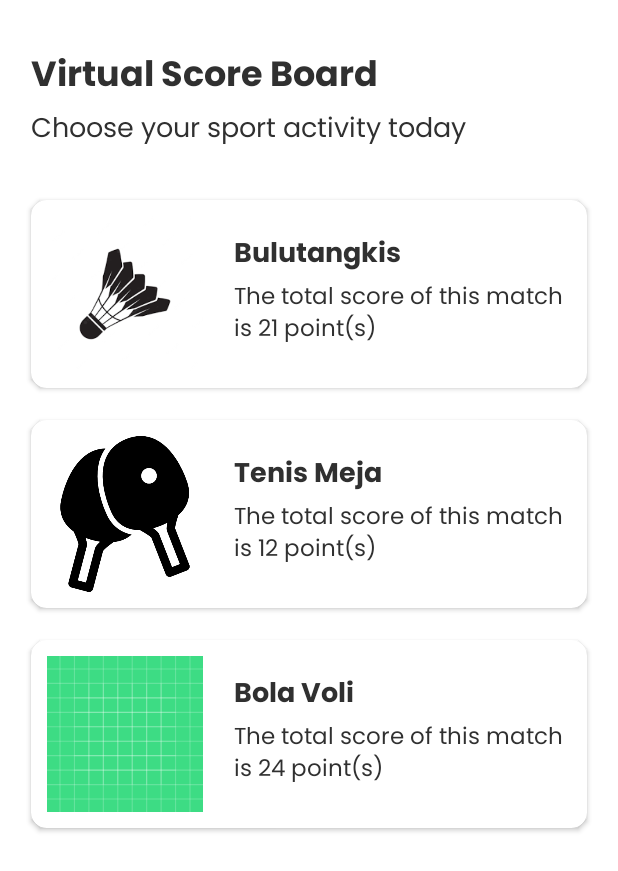
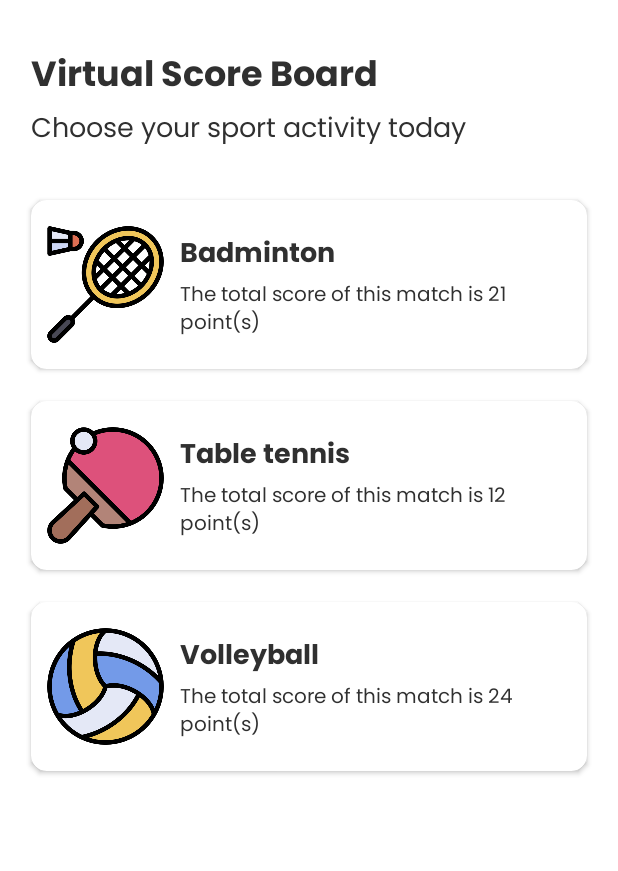
Before and after one commit to himawanmasyaid/score-board-android, an Android app: the screen it shows after launch (MainActivity), on a phone screen of 412 x 824 dp. Shown: the top 871 px of the screen. Run offline under Robolectric (Android 15) with nearby library versions, the phone set to English and light mode, and no system bars; our stand-ins replace sdp/ssp sizes.

Commit message:
change icon sport, sport multi language

```diff
--- a/app/src/main/java/com/himawanmasyaid/scoreboardandroid/model/SportModel.kt
+++ b/app/src/main/java/com/himawanmasyaid/scoreboardandroid/model/SportModel.kt
@@ -1,5 +1,6 @@
 package com.himawanmasyaid.scoreboardandroid.model
 
+import android.content.Context
 import com.himawanmasyaid.scoreboardandroid.R
 
 class SportModel(
@@ -11,34 +12,34 @@ class SportModel(
     val total_time_duration: Long = 0, // 2000 : 2 second (time millisecond)
 )
 
-fun getSportListData(): List<SportModel> {
+fun getSportListData(context: Context): List<SportModel> {
 
     return listOf(
         SportModel(
             id = 1,
-            name = "Bulutangkis",
+            name = context.getString(R.string.badminton),
             total_score = 21,
             image = R.drawable.ic_badminton
         ),
         SportModel(
             id = 2,
-            name = "Tenis Meja",
+            name = context.getString(R.string.table_tennis),
             total_score = 12,
-            image = R.drawable.ic_table_tennis
+            image = R.drawable.ic_tenis_table
         ),
         SportModel(
             id = 3,
-            name = "Bola Voli",
+            name = context.getString(R.string.volleyball),
             total_score = 24,
-            image = R.drawable.ic_launcher_background
+            image = R.drawable.ic_volleyball
         ),
     )
 
 }
 
-fun getSportDetail(id: Int) : SportModel?{
+fun getSportDetail( context: Context, id: Int) : SportModel?{
     return try {
-        getSportListData().find { it.id == id }
+        getSportListData(context).find { it.id == id }
     } catch (error: Exception) {
         null
     }
--- a/app/src/main/java/com/himawanmasyaid/scoreboardandroid/ui/main/MainActivity.kt
+++ b/app/src/main/java/com/himawanmasyaid/scoreboardandroid/ui/main/MainActivity.kt
@@ -30,7 +30,7 @@ class MainActivity : BaseActivity() {
 
         initView()
         startObserve()
-        viewModel.getSports()
+        viewModel.getSports(this)
 
     }
 
@@ -49,9 +49,9 @@ class MainActivity : BaseActivity() {
     private fun startObserve() {
 
         viewModel.sportState.observe(this) {
-            setLog("total data : ${it.size}")
             adapter.insertAll(it)
         }
+
     }
 
     private fun onDirectScoreBoard(sport: SportModel) {
@@ -60,8 +60,4 @@ class MainActivity : BaseActivity() {
         startActivity(intent)
     }
 
-    private fun setLog(msg: String) {
-        Log.e("main", msg)
-    }
-
 }
--- a/app/src/main/java/com/himawanmasyaid/scoreboardandroid/ui/main/MainViewModel.kt
+++ b/app/src/main/java/com/himawanmasyaid/scoreboardandroid/ui/main/MainViewModel.kt
@@ -1,5 +1,6 @@
 package com.himawanmasyaid.scoreboardandroid.ui.main
 
+import android.content.Context
 import androidx.lifecycle.MutableLiveData
 import androidx.lifecycle.ViewModel
 import androidx.lifecycle.viewModelScope
@@ -11,9 +12,9 @@ class MainViewModel(): ViewModel() {
 
     val sportState = MutableLiveData<List<SportModel>>()
 
-    fun getSports() {
+    fun getSports(context: Context) {
         viewModelScope.launch {
-            val response = getSportListData()
+            val response = getSportListData(context)
             sportState.postValue(response)
         }
     }
--- a/app/src/main/java/com/himawanmasyaid/scoreboardandroid/ui/score/ScoreBoardActivity.kt
+++ b/app/src/main/java/com/himawanmasyaid/scoreboardandroid/ui/score/ScoreBoardActivity.kt
@@ -38,7 +38,7 @@ class ScoreBoardActivity : AppCompatActivity() {
         initView()
         initListener()
         startObserve()
-        viewModel.getScoreBoardBySportId(sportId)
+        viewModel.getScoreBoardBySportId(this, sportId)
 
     }
 
--- a/app/src/main/java/com/himawanmasyaid/scoreboardandroid/ui/score/ScoreBoardViewModel.kt
+++ b/app/src/main/java/com/himawanmasyaid/scoreboardandroid/ui/score/ScoreBoardViewModel.kt
@@ -1,5 +1,6 @@
 package com.himawanmasyaid.scoreboardandroid.ui.score
 
+import android.content.Context
 import androidx.lifecycle.MutableLiveData
 import androidx.lifecycle.ViewModel
 import androidx.lifecycle.viewModelScope
@@ -13,12 +14,12 @@ class ScoreBoardViewModel() : ViewModel() {
 
     val scoreBoardState = MutableLiveData<ViewState<ScoreBoardModel>>()
 
-    fun getScoreBoardBySportId(id: Int) {
+    fun getScoreBoardBySportId(context: Context, id: Int) {
 
         viewModelScope.launch {
             scoreBoardState.postValue(ViewState.Loading())
             try {
-                val sport = getSportDetail(id)
+                val sport = getSportDetail(context, id)
 
                 if (sport == null) {
                     scoreBoardState.postValue(ViewState.Error(null))
--- a/app/src/main/res/layout/item_sports.xml
+++ b/app/src/main/res/layout/item_sports.xml
@@ -20,31 +20,42 @@
             android:padding="@dimen/_8sdp"
             >
 
-            <ImageView
-                android:id="@+id/ivIcon"
-                android:layout_width="@dimen/_80sdp"
-                android:layout_height="@dimen/_80sdp"
+            <RelativeLayout
+                android:id="@+id/iconLayout"
+                android:layout_width="@dimen/_60sdp"
+                android:layout_height="@dimen/_70sdp"
                 android:layout_alignParentStart="true"
-                android:src="@mipmap/ic_launcher" />
+                android:layout_centerVertical="true"
+                >
+
+                <ImageView
+                    android:id="@+id/ivIcon"
+                    android:layout_width="wrap_content"
+                    android:layout_height="wrap_content"
+                    android:layout_centerVertical="true"
+                    android:src="@mipmap/ic_launcher"
+                    />
+
+            </RelativeLayout>
 
             <TextView
                 android:id="@+id/tvSportName"
                 style="@style/textH3"
                 android:layout_width="match_parent"
                 android:layout_height="wrap_content"
-                android:layout_marginStart="@dimen/_16sdp"
+                android:layout_marginStart="@dimen/_8sdp"
                 android:layout_marginTop="@dimen/_8sdp"
-                android:layout_toEndOf="@+id/ivIcon"
+                android:layout_toEndOf="@+id/iconLayout"
                 android:text="@string/badminton" />
 
             <TextView
                 android:id="@+id/tvSportDesc"
-                style="@style/textBody3"
+                style="@style/textBody4"
                 android:layout_width="match_parent"
                 android:layout_height="wrap_content"
                 android:layout_below="@id/tvSportName"
-                android:layout_marginStart="@dimen/_16sdp"
-                android:layout_toEndOf="@+id/ivIcon"
+                android:layout_marginStart="@dimen/_8sdp"
+                android:layout_toEndOf="@+id/iconLayout"
                 android:text="@string/badminton_desc" />
 
         </RelativeLayout>
--- /dev/null
+++ b/app/src/main/res/values-v31/styles.xml
@@ -0,0 +1,10 @@
+<?xml version="1.0" encoding="utf-8"?>
+<resources>
+
+    <style name="NoActionBar" parent="Theme.AppCompat.Light.NoActionBar">
+        <item name="colorPrimary">@color/colorPrimary</item>
+        <item name="colorPrimaryDark">@color/colorPrimaryDark</item>
+        <item name="colorAccent">@color/colorAccent</item>
+        <item name="android:windowSplashScreenBackground">@color/background_score</item>
+    </style>
+</resources>
--- a/app/src/main/res/values/strings.xml
+++ b/app/src/main/res/values/strings.xml
@@ -4,7 +4,6 @@
     <string name="home_wording">Virtual Score Board</string>
     <string name="home_wording_description">Choose your sport activity today</string>
 
-    <string name="badminton">Badminton</string>
     <string name="badminton_desc">This sport has a match point of 21</string>
 
     <string name="total_game_score">The total score of this match is %s point(s)</string>
@@ -13,6 +12,13 @@
 
     <string name="player_1">Player 1</string>
     <string name="player_2">Player 2</string>
+
+    /*
+    GAME SPORT
+    */ --------------------------
+    <string name="volleyball">Volleyball</string>
+    <string name="badminton">Badminton</string>
+    <string name="table_tennis">Table tennis</string>
 
     /*
     DIALOG
```
Also changed, not shown: app/src/main/res/drawable-v24/ic_badminton.png (added), app/src/main/res/drawable-v24/ic_tenis_table.png (added), app/src/main/res/drawable-v24/ic_volleyball.png (added), app/src/main/res/drawable/ic_badminton.png (deleted), app/src/main/res/drawable/ic_table_tennis.png (deleted), 1 other file.
